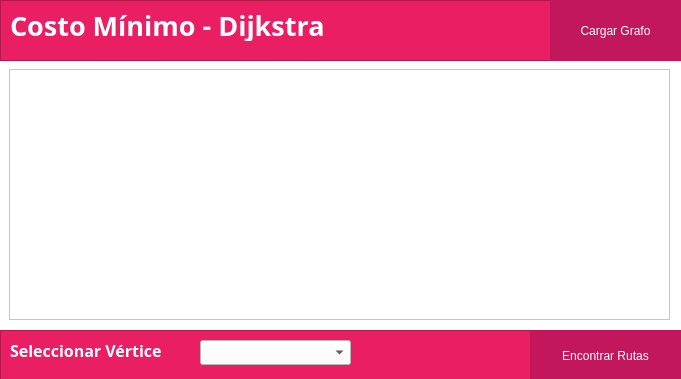
This is dijkstrawindow.ui in carlosvelaquez/Proyecto-EdD1 as Qt 5 draws it before an edit. The edited form follows.
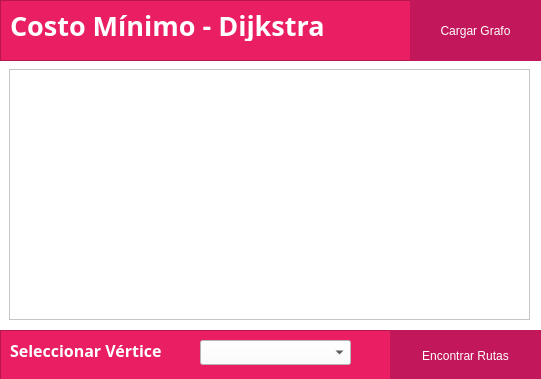
This is the edited form.

Diff of the .ui file:
```diff
--- a/dijkstrawindow.ui
+++ b/dijkstrawindow.ui
@@ -6,7 +6,7 @@
    <rect>
     <x>0</x>
     <y>0</y>
-    <width>681</width>
+    <width>541</width>
     <height>379</height>
    </rect>
   </property>
@@ -21,7 +21,7 @@
     <rect>
      <x>0</x>
      <y>0</y>
-     <width>681</width>
+     <width>541</width>
      <height>61</height>
     </rect>
    </property>
@@ -54,7 +54,7 @@
    <widget class="QPushButton" name="pushButton">
     <property name="geometry">
      <rect>
-      <x>550</x>
+      <x>410</x>
       <y>0</y>
       <width>131</width>
       <height>61</height>
@@ -91,7 +91,7 @@
     <rect>
      <x>0</x>
      <y>330</y>
-     <width>681</width>
+     <width>541</width>
      <height>51</height>
     </rect>
    </property>
@@ -134,7 +134,7 @@
    <widget class="QPushButton" name="pushButton_Elegir">
     <property name="geometry">
      <rect>
-      <x>530</x>
+      <x>390</x>
       <y>0</y>
       <width>151</width>
       <height>51</height>
@@ -171,7 +171,7 @@
     <rect>
      <x>9</x>
      <y>69</y>
-     <width>661</width>
+     <width>521</width>
      <height>251</height>
     </rect>
    </property>
```
